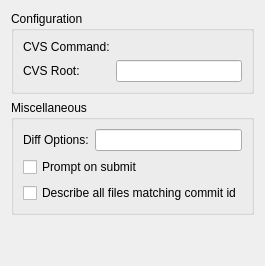
Above: src/plugins/cvs/settingspage.ui from qt-creator/qt-creator before the change. Below: the same form after it.
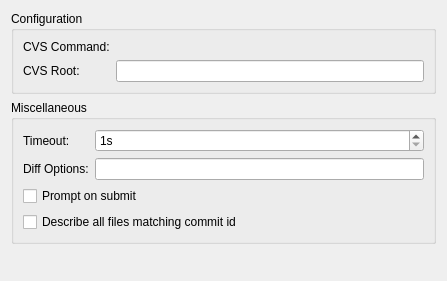
That is the form after the change. Custom widgets are drawn as their Qt base class.

Commit message:
VCS: Introduce configureable timeout to vcs,svn, p4.
as already present for git, mercurial.

Task-number: QTCREATORBUG-475

The edit to the form file:
```diff
--- a/src/plugins/cvs/settingspage.ui
+++ b/src/plugins/cvs/settingspage.ui
@@ -2,6 +2,14 @@
 <ui version="4.0">
  <class>CVS::Internal::SettingsPage</class>
  <widget class="QWidget" name="CVS::Internal::SettingsPage">
+  <property name="geometry">
+   <rect>
+    <x>0</x>
+    <y>0</y>
+    <width>447</width>
+    <height>281</height>
+   </rect>
+  </property>
   <layout class="QVBoxLayout" name="verticalLayout">
    <item>
     <widget class="QGroupBox" name="miscGroupBox">
@@ -38,24 +46,24 @@
       <string>Miscellaneous</string>
      </property>
      <layout class="QFormLayout" name="formLayout">
-      <item row="0" column="0">
+      <item row="1" column="0">
        <widget class="QLabel" name="diffOptionsLabel">
         <property name="text">
          <string>Diff Options:</string>
         </property>
        </widget>
       </item>
-      <item row="0" column="1">
+      <item row="1" column="1">
        <widget class="QLineEdit" name="diffOptionsLineEdit"/>
       </item>
-      <item row="1" column="0" colspan="2">
+      <item row="2" column="0" colspan="2">
        <widget class="QCheckBox" name="promptToSubmitCheckBox">
         <property name="text">
          <string>Prompt on submit</string>
         </property>
        </widget>
       </item>
-      <item row="2" column="0" colspan="2">
+      <item row="3" column="0" colspan="2">
        <widget class="QCheckBox" name="describeByCommitIdCheckBox">
         <property name="toolTip">
          <string>When checked, all files touched by a commit will be displayed when clicking on a revision number in the annotation view (retrieved via commit id). Otherwise, only the respective file will be displayed.</string>
@@ -65,6 +73,26 @@
         </property>
        </widget>
       </item>
+      <item row="0" column="0">
+       <widget class="QLabel" name="timeOutLabel">
+        <property name="text">
+         <string>Timeout:</string>
+        </property>
+       </widget>
+      </item>
+      <item row="0" column="1">
+       <widget class="QSpinBox" name="timeOutSpinBox">
+        <property name="suffix">
+         <string>s</string>
+        </property>
+        <property name="minimum">
+         <number>1</number>
+        </property>
+        <property name="maximum">
+         <number>360</number>
+        </property>
+       </widget>
+      </item>
      </layout>
     </widget>
    </item>
```
The commit also changes 15 other files.
